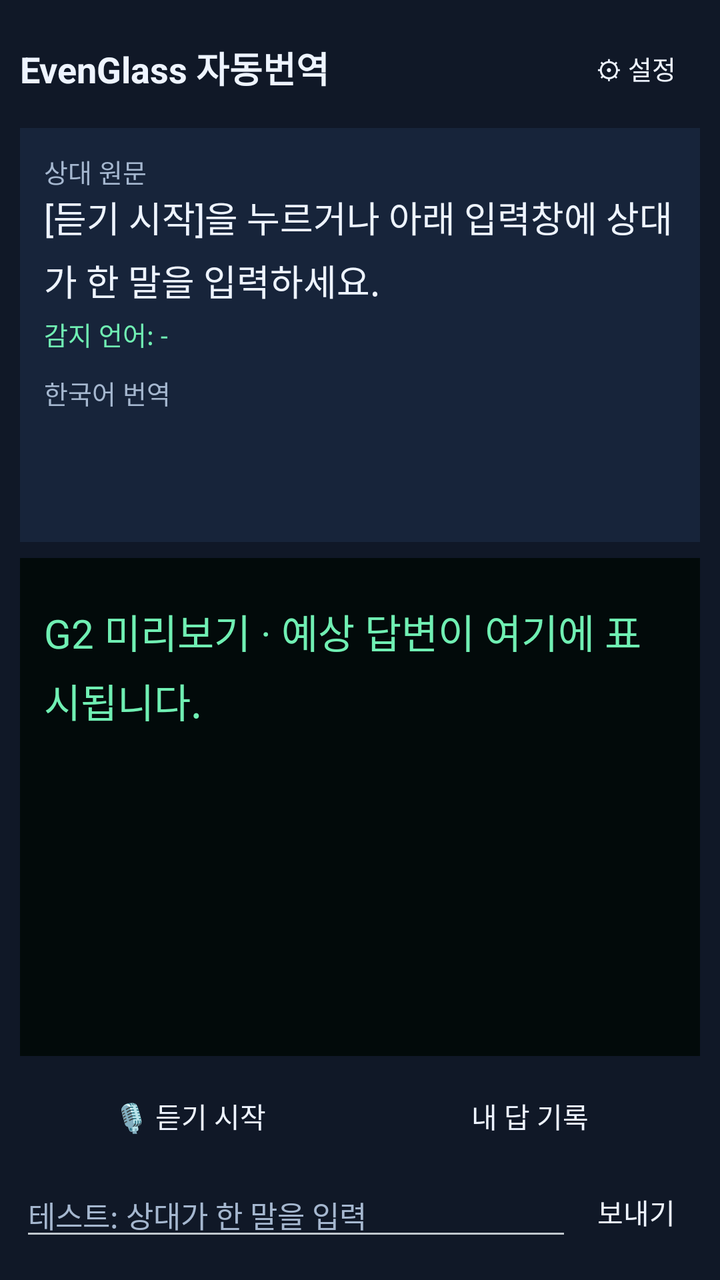
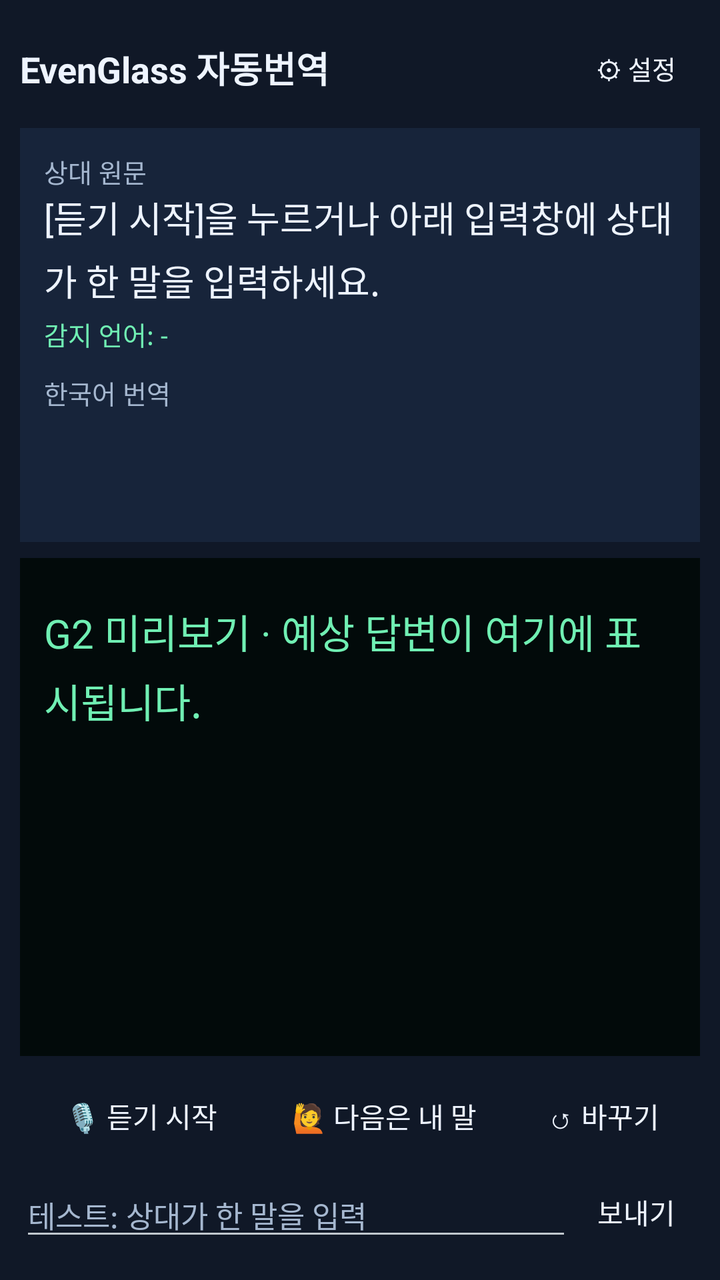

Two renders of the same Android screen: before a commit and after it. Below are the layout's source before the change and the commit's diff.
<!-- AndroidManifest.xml: application theme AppTheme -->
<!-- res/layout/activity_main.xml -->
<?xml version="1.0" encoding="utf-8"?>
<LinearLayout xmlns:android="http://schemas.android.com/apk/res/android"
    android:layout_width="match_parent"
    android:layout_height="match_parent"
    android:background="@color/bg"
    android:orientation="vertical"
    android:padding="10dp">

    <LinearLayout
        android:layout_width="match_parent"
        android:layout_height="wrap_content"
        android:gravity="center_vertical"
        android:orientation="horizontal">

        <TextView
            android:layout_width="0dp"
            android:layout_height="wrap_content"
            android:layout_weight="1"
            android:text="EvenGlass 자동번역"
            android:textColor="@color/txt"
            android:textSize="18sp"
            android:textStyle="bold" />

        <TextView
            android:id="@+id/asrLang"
            android:layout_width="wrap_content"
            android:layout_height="wrap_content"
            android:layout_marginEnd="4dp"
            android:textColor="@color/mut"
            android:textSize="12sp" />

        <Button
            android:id="@+id/settings"
            style="?android:attr/buttonBarButtonStyle"
            android:layout_width="wrap_content"
            android:layout_height="wrap_content"
            android:text="⚙ 설정"
            android:textColor="@color/txt"
            android:textSize="13sp" />
    </LinearLayout>

    <TextView
        android:id="@+id/status"
        android:layout_width="match_parent"
        android:layout_height="wrap_content"
        android:textColor="@color/mut"
        android:textSize="13sp"
        android:visibility="gone" />

    <ScrollView
        android:layout_width="match_parent"
        android:layout_height="0dp"
        android:layout_marginTop="6dp"
        android:layout_weight="1"
        android:background="@color/card"
        android:padding="12dp">

        <LinearLayout
            android:layout_width="match_parent"
            android:layout_height="wrap_content"
            android:orientation="vertical">

            <TextView
                android:layout_width="wrap_content"
                android:layout_height="wrap_content"
                android:text="상대 원문"
                android:textColor="@color/mut"
                android:textSize="13sp" />

            <TextView
                android:id="@+id/other"
                android:layout_width="match_parent"
                android:layout_height="wrap_content"
                android:lineSpacingMultiplier="1.2"
                android:text="[듣기 시작]을 누르거나 아래 입력창에 상대가 한 말을 입력하세요."
                android:textColor="@color/txt"
                android:textIsSelectable="true"
                android:textSize="18sp" />

            <TextView
                android:id="@+id/lang"
                android:layout_width="wrap_content"
                android:layout_height="wrap_content"
                android:layout_marginTop="4dp"
                android:text="감지 언어: -"
                android:textColor="@color/green"
                android:textSize="13sp" />

            <TextView
                android:layout_width="wrap_content"
                android:layout_height="wrap_content"
                android:layout_marginTop="10dp"
                android:text="한국어 번역"
                android:textColor="@color/mut"
                android:textSize="13sp" />

            <TextView
                android:id="@+id/translation"
                android:layout_width="match_parent"
                android:layout_height="wrap_content"
                android:lineSpacingMultiplier="1.2"
                android:textColor="@color/txt"
                android:textIsSelectable="true"
                android:textSize="18sp" />
        </LinearLayout>
    </ScrollView>

    <FrameLayout
        android:layout_width="match_parent"
        android:layout_height="0dp"
        android:layout_marginTop="8dp"
        android:layout_weight="1.2"
        android:background="#020A0A">

        <ScrollView
            android:layout_width="match_parent"
            android:layout_height="match_parent"
            android:padding="12dp">

            <TextView
                android:id="@+id/answers"
                android:layout_width="match_parent"
                android:layout_height="wrap_content"
                android:layout_marginTop="10dp"
                android:lineSpacingMultiplier="1.2"
                android:text="G2 미리보기 · 예상 답변이 여기에 표시됩니다."
                android:textColor="@color/green"
                android:textIsSelectable="true"
                android:textSize="20sp" />
        </ScrollView>

        <TextView
            android:id="@+id/latency"
            android:layout_width="wrap_content"
            android:layout_height="wrap_content"
            android:layout_gravity="top|end"
            android:layout_margin="4dp"
            android:textColor="#4FBF8A"
            android:textSize="11sp" />
    </FrameLayout>

    <LinearLayout
        android:layout_width="match_parent"
        android:layout_height="wrap_content"
        android:layout_marginTop="6dp"
        android:orientation="horizontal">

        <Button
            android:id="@+id/listen"
            style="?android:attr/buttonBarButtonStyle"
            android:layout_width="0dp"
            android:layout_height="wrap_content"
            android:layout_weight="1"
            android:text="🎙 듣기 시작"
            android:textColor="@color/txt" />

        <Button
            android:id="@+id/myReply"
            style="?android:attr/buttonBarButtonStyle"
            android:layout_width="0dp"
            android:layout_height="wrap_content"
            android:layout_weight="1"
            android:text="내 답 기록"
            android:textColor="@color/txt" />
    </LinearLayout>

    <LinearLayout
        android:layout_width="match_parent"
        android:layout_height="wrap_content"
        android:gravity="center_vertical"
        android:orientation="horizontal">

        <EditText
            android:id="@+id/input"
            android:layout_width="0dp"
            android:layout_height="wrap_content"
            android:layout_weight="1"
            android:hint="테스트: 상대가 한 말을 입력"
            android:imeOptions="actionSend"
            android:inputType="text"
            android:textColor="@color/txt"
            android:textColorHint="@color/mut"
            android:textSize="15sp" />

        <Button
            android:id="@+id/send"
            style="?android:attr/buttonBarButtonStyle"
            android:layout_width="wrap_content"
            android:layout_height="wrap_content"
            android:text="보내기"
            android:textColor="@color/txt" />
    </LinearLayout>
</LinearLayout>
<!-- resources referenced by this layout -->
<resources>
  <color name="bg">#101827</color>
  <color name="card">#17243A</color>
  <color name="green">#70EFB3</color>
  <color name="mut">#A5B7CF</color>
  <color name="txt">#EEF4FF</color>
  <style name="AppTheme" parent="android:Theme.DeviceDefault.NoActionBar">
          <item name="android:windowBackground">@color/bg</item>
          <item name="android:statusBarColor">@color/bg</item>
          <item name="android:navigationBarColor">@color/bg</item>
      </style>
</resources>

<!-- the commit's change to res/layout/activity_main.xml (unified diff, before → after) -->
@@ -160,7 +160,16 @@
             android:layout_width="0dp"
             android:layout_height="wrap_content"
             android:layout_weight="1"
-            android:text="내 답 기록"
+            android:text="🙋 다음은 내 말"
+            android:textColor="@color/txt" />
+
+        <Button
+            android:id="@+id/flip"
+            style="?android:attr/buttonBarButtonStyle"
+            android:layout_width="0dp"
+            android:layout_height="wrap_content"
+            android:layout_weight="0.8"
+            android:text="↺ 바꾸기"
             android:textColor="@color/txt" />
     </LinearLayout>
 
